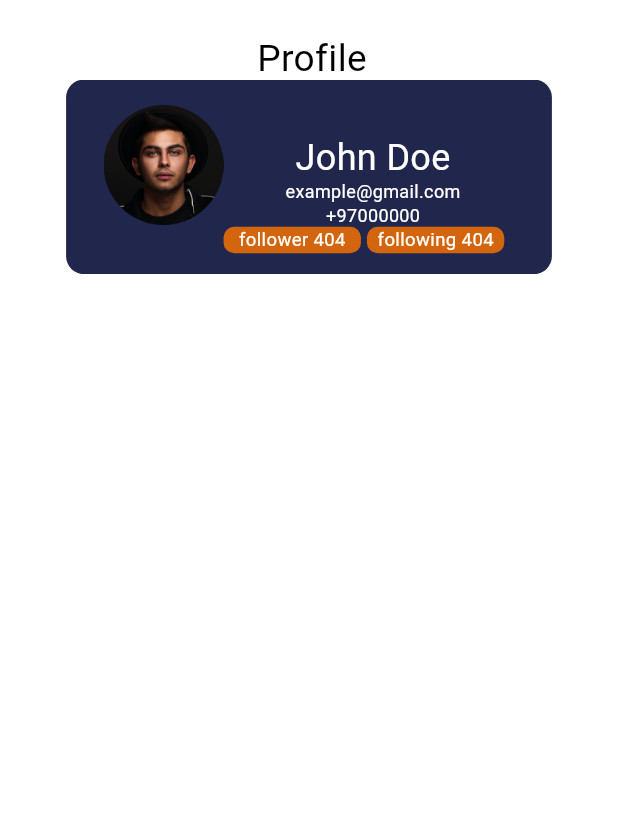
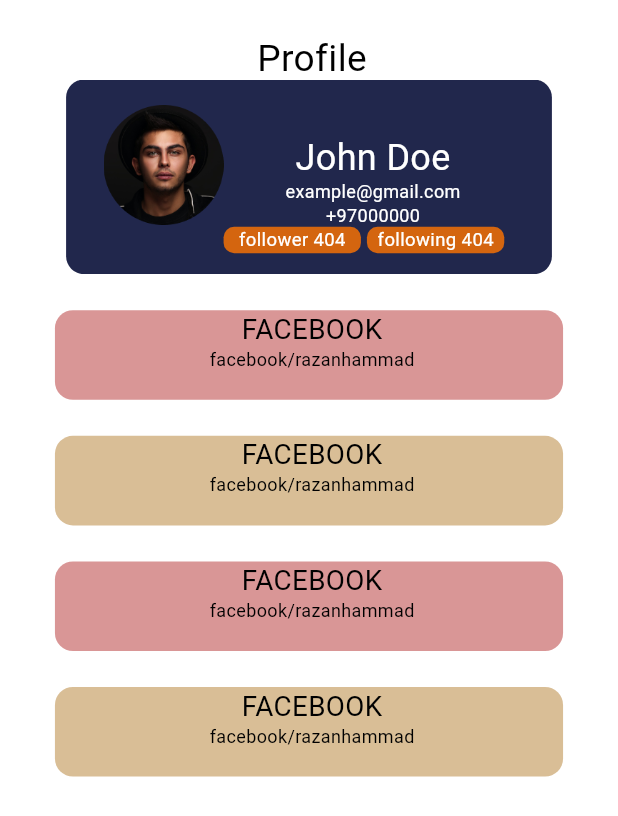
Before and after one commit to RazanHammad97/flutterbetweenerfinal, a Flutter app: the screen it shows after launch, on a phone screen of 412 x 824 dp. Shown: the top 816 px of the screen. Run offline on Flutter 3.47's test engine with Material 2 defaults, Android fonts, the phone set to English and light mode, and no system bars; our stand-ins replace flutter_screenutil.

Commit message:
updating design of the profile view

```diff
--- a/lib/features/profile/profile_view.dart
+++ b/lib/features/profile/profile_view.dart
@@ -3,6 +3,7 @@
 import 'package:projectbetweener/auth/widgets/screen_container.dart';
 import 'package:flutter_screenutil/flutter_screenutil.dart';
 import 'package:projectbetweener/features/profile/widgets/custom_profile_container_widget.dart';
+import 'package:projectbetweener/features/profile/widgets/custom_profile_link_widget.dart';
 
 class ProfileView extends StatelessWidget {
   const ProfileView({Key? key}) : super(key: key);
@@ -19,6 +20,30 @@
           color: Colors.black,
         ),
         ProfileContainer(),
+        Column(
+          children: [
+            ProfileLink(
+              color: Color(0xFFD99696),
+              socialTitle: "Facebook".toUpperCase(),
+              socialLinkTitle: "facebook/razanhammad",
+            ),
+            ProfileLink(
+              color: Color(0xFFD9BE96),
+              socialTitle: "Facebook".toUpperCase(),
+              socialLinkTitle: "facebook/razanhammad",
+            ),
+            ProfileLink(
+              color: Color(0xFFD99696),
+              socialTitle: "Facebook".toUpperCase(),
+              socialLinkTitle: "facebook/razanhammad",
+            ),
+            ProfileLink(
+              color: Color(0xFFD9BE96),
+              socialTitle: "Facebook".toUpperCase(),
+              socialLinkTitle: "facebook/razanhammad",
+            )
+          ],
+        )
       ],
     );
   }
--- a/lib/features/profile/widgets/custom_profile_link_widget.dart
+++ b/lib/features/profile/widgets/custom_profile_link_widget.dart
@@ -1,10 +1,43 @@
 import 'package:flutter/material.dart';
+import 'package:projectbetweener/auth/widgets/custom_text_widget.dart';
+import 'package:flutter_screenutil/flutter_screenutil.dart';
 
 class ProfileLink extends StatelessWidget {
-  const ProfileLink({Key? key}) : super(key: key);
+  ProfileLink({
+    required this.color,
+    required this.socialTitle,
+    required this.socialLinkTitle,
+    Key? key,
+  }) : super(key: key);
+  final Color color;
+  final String socialTitle;
+  final String socialLinkTitle;
 
   @override
   Widget build(BuildContext context) {
-    return Container();
+    return Padding(
+      padding: const EdgeInsets.only(top: 24.0),
+      child: Container(
+        width: 296.w,
+        height: 58.h,
+        decoration: BoxDecoration(
+            color: color, borderRadius: BorderRadius.circular(12)),
+        child: Column(
+          children: [
+            CustomText(
+              title: socialTitle,
+              topPadding: 2,
+              color: Colors.black,
+              fontSize: 18.sp,
+            ),
+            CustomText(
+              title: socialLinkTitle,
+              topPadding: 2,
+              color: Colors.black,
+            ),
+          ],
+        ),
+      ),
+    );
   }
 }
```
